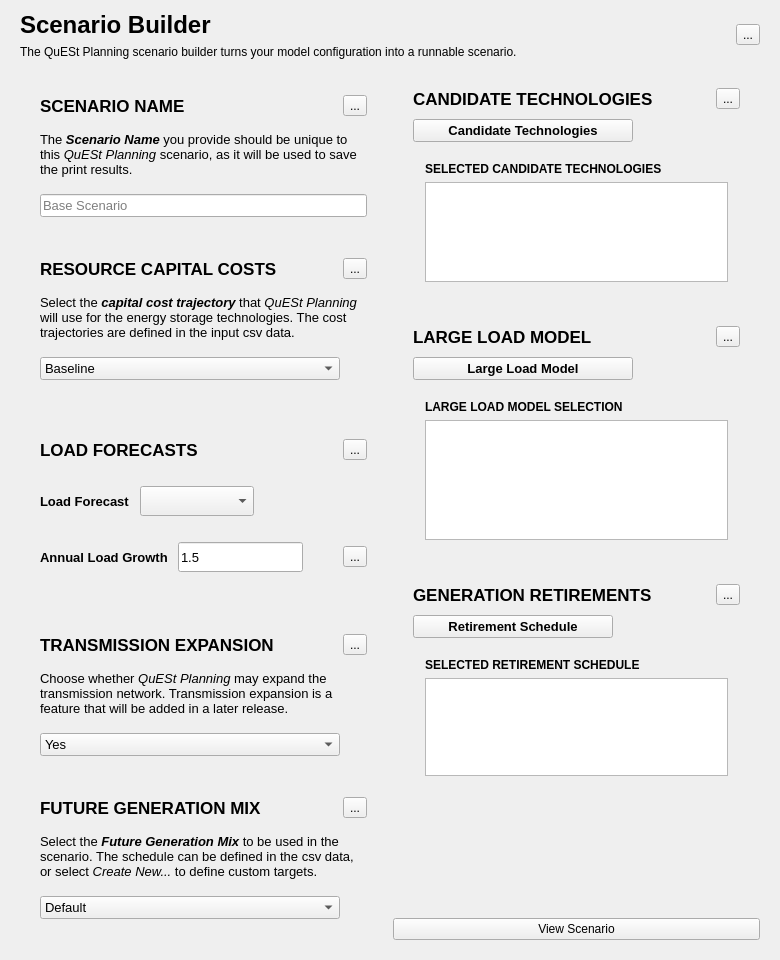
Above: quest_planning/ui/forms/scenario_builder/scenario_builder.ui from sandialabs/quest_planning before the change. Below: the same form after it.
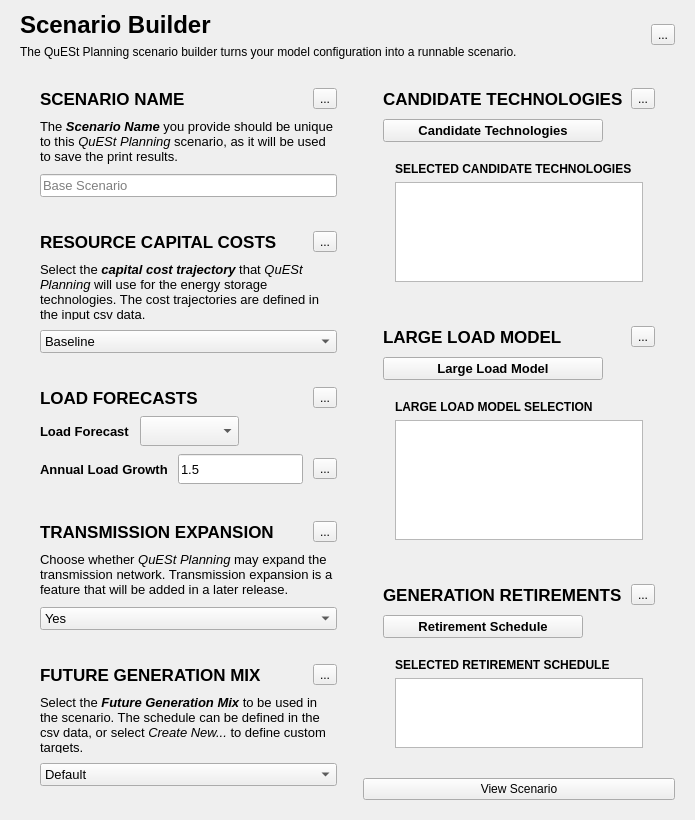
That is the form after the change. Icons and pictures are not drawn.

Commit message: gui: complete retirement schedule selection flow

Patch:
```diff
--- a/quest_planning/ui/forms/scenario_builder/scenario_builder.ui
+++ b/quest_planning/ui/forms/scenario_builder/scenario_builder.ui
@@ -6,8 +6,8 @@
    <rect>
     <x>0</x>
     <y>0</y>
-    <width>780</width>
-    <height>960</height>
+    <width>694</width>
+    <height>781</height>
    </rect>
   </property>
   <property name="windowTitle">
```
The commit also changes 5 other files.
